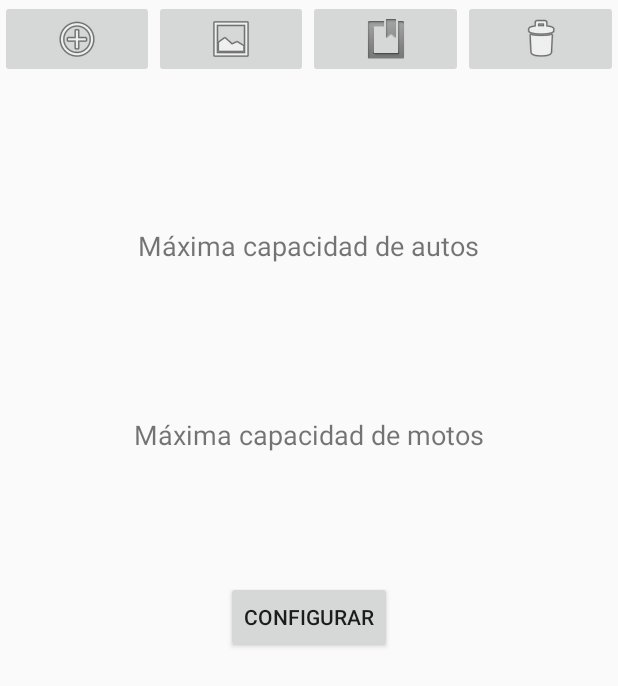
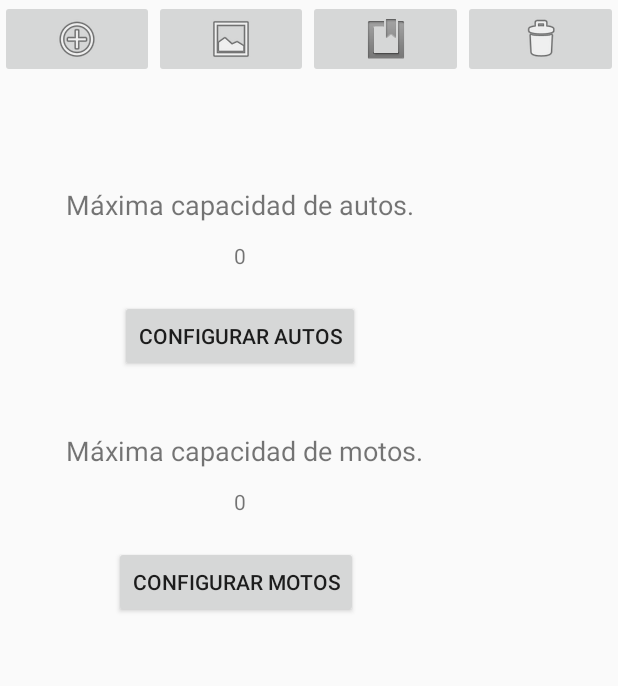
Before and after one commit to Faiber-Juanias/Android_Parqueadero, an Android app: the screen it shows after launch (Principal), after a tap on "Capacidad", on a phone screen of 412 x 824 dp. Shown: the top 686 px of the screen. Run offline under Robolectric (Android 15) with nearby library versions, the phone set to English and light mode, and no system bars.

Commit message:
FaltaComunicarFragmentCapacidadConDialogoCapacidad

```diff
--- /dev/null
+++ b/app/src/main/java/com/example/fhjua/parqueadero/ComunicaDialogo.java
@@ -0,0 +1,5 @@
+package com.example.fhjua.parqueadero;
+
+public interface ComunicaDialogo {
+    void enviaInfo(String texto, int id);
+}
--- a/app/src/main/java/com/example/fhjua/parqueadero/FragmentCapacidad.java
+++ b/app/src/main/java/com/example/fhjua/parqueadero/FragmentCapacidad.java
@@ -1,5 +1,9 @@
 package com.example.fhjua.parqueadero;
 
+import android.app.Activity;
+import android.app.DialogFragment;
+import android.app.FragmentManager;
+import android.app.FragmentTransaction;
 import android.content.Context;
 import android.net.Uri;
 import android.os.Bundle;
@@ -9,6 +13,7 @@ import android.view.View;
 import android.view.ViewGroup;
 import android.widget.Button;
 import android.widget.TextView;
+import android.widget.Toast;
 
 
 /**
@@ -19,7 +24,7 @@ import android.widget.TextView;
  * Use the {@link FragmentCapacidad#newInstance} factory method to
  * create an instance of this fragment.
  */
-public class FragmentCapacidad extends Fragment {
+public class FragmentCapacidad extends Fragment implements ComunicaDialogo{
     // TODO: Rename parameter arguments, choose names that match
     // the fragment initialization parameters, e.g. ARG_ITEM_NUMBER
     private static final String ARG_PARAM1 = "param1";
@@ -29,10 +34,12 @@ public class FragmentCapacidad extends Fragment {
     private String mParam1;
     private String mParam2;
 
-    //-----------
+    //-------------------------------------------------------------
     private TextView viewMaxAutos;
     private TextView viewMaxMotos;
-    private Button btnConfigura;
+    private Button btnUno, btnDos;
+    private Activity objActivity = null;
+    private Context objContext = null;
 
     private OnFragmentInteractionListener mListener;
 
@@ -73,9 +80,33 @@ public class FragmentCapacidad extends Fragment {
         // Inflate the layout for this fragment
         View viewFragmetnCapacidad = inflater.inflate(R.layout.fragment_fragment_capacidad, container, false);
 
-        viewMaxAutos = viewFragmetnCapacidad.findViewById(R.id.view_max_autos);
-        viewMaxMotos = viewFragmetnCapacidad.findViewById(R.id.view_max_motos);
-        btnConfigura = viewFragmetnCapacidad.findViewById(R.id.btn_configura);
+        viewMaxAutos = viewFragmetnCapacidad.findViewById(R.id.view_capacidad_autos);
+        viewMaxMotos = viewFragmetnCapacidad.findViewById(R.id.view_capacidad_motos);
+        btnUno = viewFragmetnCapacidad.findViewById(R.id.btn_config_autos);
+        btnDos = viewFragmetnCapacidad.findViewById(R.id.btn_config_motos);
+
+        //Obtenemos el contexto de la aplicacion
+        objActivity = getActivity();
+        objContext = objActivity.getApplicationContext();
+
+        btnUno.setOnClickListener(new View.OnClickListener() {
+            @Override
+            public void onClick(View v) {
+                //Instanceo el dialogo
+                DialogoCapacidad objCapacidad = new DialogoCapacidad();
+                //Envia el id a la interfaz
+                ((ComunicaDialogo)getActivity()).enviaInfo("", btnUno.getId());
+                //Muestra el dialogo
+                objCapacidad.show(getFragmentManager(),"dialogcapacidad");
+            }
+        });
+
+        btnDos.setOnClickListener(new View.OnClickListener() {
+            @Override
+            public void onClick(View v) {
+
+            }
+        });
 
         return viewFragmetnCapacidad;
     }
@@ -104,6 +135,16 @@ public class FragmentCapacidad extends Fragment {
         mListener = null;
     }
 
+    @Override
+    public void enviaInfo(String texto, int id) {
+        /*
+        if (id == R.id.btn_config_autos){
+            viewMaxAutos.setText(texto);
+        }else if (id == R.id.btn_config_motos){
+            viewMaxMotos.setText(texto);
+        }*/
+    }
+
     /**
      * This interface must be implemented by activities that contain this
      * fragment to allow an interaction in this fragment to be communicated
--- a/app/src/main/res/layout/fragment_fragment_capacidad.xml
+++ b/app/src/main/res/layout/fragment_fragment_capacidad.xml
@@ -1,5 +1,6 @@
 <?xml version="1.0" encoding="utf-8"?>
-<RelativeLayout xmlns:android="http://schemas.android.com/apk/res/android"
+<android.support.constraint.ConstraintLayout xmlns:android="http://schemas.android.com/apk/res/android"
+    xmlns:app="http://schemas.android.com/apk/res-auto"
     xmlns:tools="http://schemas.android.com/tools"
     android:layout_width="match_parent"
     android:layout_height="match_parent"
@@ -11,29 +12,63 @@
         android:id="@+id/view_max_autos"
         android:layout_width="wrap_content"
         android:layout_height="wrap_content"
-        android:layout_alignParentTop="true"
-        android:layout_centerHorizontal="true"
-        android:layout_marginTop="99dp"
+        android:layout_marginStart="44dp"
+        android:layout_marginTop="72dp"
         android:text="@string/view_max_autos"
-        android:textSize="18sp" />
+        android:textSize="18sp"
+        app:layout_constraintStart_toStartOf="parent"
+        app:layout_constraintTop_toTopOf="parent" />
+
+    <TextView
+        android:id="@+id/view_capacidad_autos"
+        android:layout_width="wrap_content"
+        android:layout_height="wrap_content"
+        android:layout_marginStart="156dp"
+        android:layout_marginTop="12dp"
+        android:text="@string/view_capacidad_autos"
+        app:layout_constraintStart_toStartOf="parent"
+        app:layout_constraintTop_toBottomOf="@+id/view_max_autos" />
+
+    <Button
+        android:id="@+id/btn_config_autos"
+        android:layout_width="wrap_content"
+        android:layout_height="wrap_content"
+        android:layout_marginStart="80dp"
+        android:layout_marginTop="20dp"
+        android:text="@string/btn_config_autos"
+        app:layout_constraintStart_toStartOf="parent"
+        app:layout_constraintTop_toBottomOf="@+id/view_capacidad_autos" />
+
 
     <TextView
         android:id="@+id/view_max_motos"
         android:layout_width="wrap_content"
         android:layout_height="wrap_content"
-        android:layout_alignParentTop="true"
-        android:layout_centerHorizontal="true"
-        android:layout_marginTop="225dp"
+        android:layout_marginStart="44dp"
+        android:layout_marginTop="40dp"
         android:text="@string/view_max_motos"
-        android:textSize="18sp" />
+        android:textSize="18sp"
+        app:layout_constraintStart_toStartOf="parent"
+        app:layout_constraintTop_toBottomOf="@+id/btn_config_autos" />
+
+    <TextView
+        android:id="@+id/view_capacidad_motos"
+        android:layout_width="wrap_content"
+        android:layout_height="wrap_content"
+        android:layout_marginStart="156dp"
+        android:layout_marginTop="12dp"
+        android:text="@string/view_capacidad_motos"
+        app:layout_constraintStart_toStartOf="parent"
+        app:layout_constraintTop_toBottomOf="@+id/view_max_motos" />
 
     <Button
-        android:id="@+id/btn_configura"
+        android:id="@+id/btn_config_motos"
         android:layout_width="wrap_content"
         android:layout_height="wrap_content"
-        android:layout_alignParentBottom="true"
-        android:layout_centerHorizontal="true"
-        android:layout_marginBottom="74dp"
-        android:text="@string/btn_configura" />
+        android:layout_marginStart="76dp"
+        android:layout_marginTop="20dp"
+        android:text="@string/btn_config_motos"
+        app:layout_constraintStart_toStartOf="parent"
+        app:layout_constraintTop_toBottomOf="@+id/view_capacidad_motos" />
 
-</RelativeLayout>
+</android.support.constraint.ConstraintLayout>
--- a/app/src/main/res/values/strings.xml
+++ b/app/src/main/res/values/strings.xml
@@ -18,9 +18,12 @@
     <string name="btn_registra_archivo">Registrar</string>
 
     <!--Fragment FragmentCapacidad-->
-    <string name="view_max_autos">Máxima capacidad de autos</string>
-    <string name="view_max_motos">Máxima capacidad de motos</string>
-    <string name="btn_configura">Configurar</string>
+    <string name="view_max_autos">Máxima capacidad de autos.</string>
+    <string name="view_capacidad_autos">0</string>
+    <string name="view_max_motos">Máxima capacidad de motos.</string>
+    <string name="view_capacidad_motos">0</string>
+    <string name="btn_config_autos">Configurar autos</string>
+    <string name="btn_config_motos">Configurar motos</string>
 
     <!--Fragment FragmentInforme-->
     <string name="btn_lista_entradas">Entradas</string>
```
Also changed, not shown: app/src/main/java/com/example/fhjua/parqueadero/DialogoCapacidad.java (added, +73 -0 lines), app/src/main/res/layout/dialog_fragment_capacidad.xml (added, +17 -0 lines).
